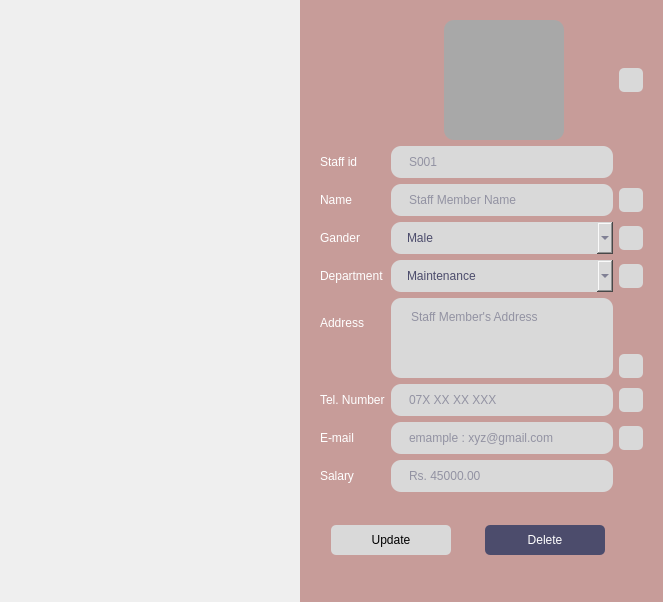
First picture: the form in application/staff/view_staff.ui, repository SeneshNV/XYZ-Hotel-Management, before the edit.
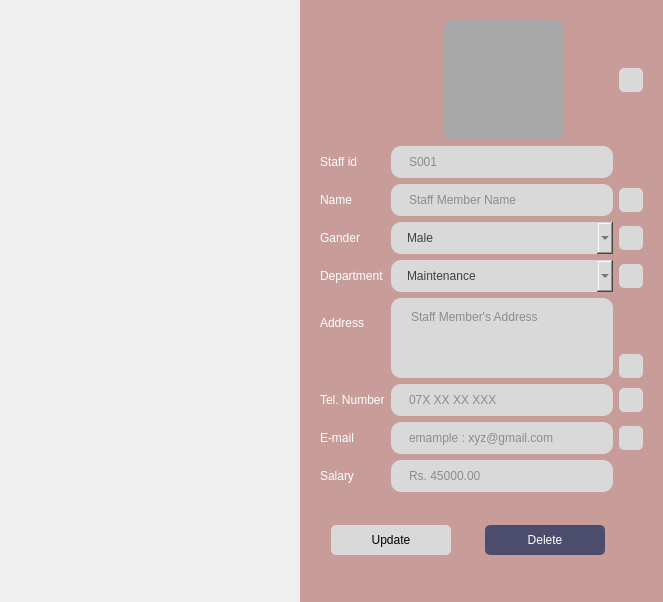
Second picture: the form after the edit. Icons and pictures are not drawn.

The edit to the form file:
```diff
--- a/application/staff/view_staff.ui
+++ b/application/staff/view_staff.ui
@@ -277,7 +277,7 @@
                 <string notr="true">QLineEdit{
     background-color: #D9D9D9;
 	font: 10pt &quot;SF Pro Display&quot;;
-    color: #4C4C6C;
+    color: #404040;
     border: none;
     border-radius: 10px;
     padding: 8px 16px; 
@@ -309,7 +309,7 @@
                 <string notr="true">QLineEdit{
     background-color: #D9D9D9;
 	font: 10pt &quot;SF Pro Display&quot;;
-    color: #4C4C6C;
+    color: #404040;
     border: none;
     border-radius: 10px;
     padding: 8px 16px; 
@@ -533,7 +533,7 @@
                 <string notr="true">QTextEdit{
     background-color: #D9D9D9;
 	font: 10pt &quot;SF Pro Display&quot;;
-    color: #4C4C6C;
+    color: #404040;
     border: none;
     border-radius: 10px;
     padding: 8px 16px; 
@@ -619,7 +619,7 @@
                 <string notr="true">QLineEdit{
     background-color: #D9D9D9;
 	font: 10pt &quot;SF Pro Display&quot;;
-    color: #4C4C6C;
+    color: #404040;
     border: none;
     border-radius: 10px;
     padding: 8px 16px; 
@@ -703,7 +703,7 @@
                 <string notr="true">QLineEdit{
     background-color: #D9D9D9;
 	font: 10pt &quot;SF Pro Display&quot;;
-    color: #4C4C6C;
+    color: #404040;
     border: none;
     border-radius: 10px;
     padding: 8px 16px; 
@@ -788,7 +788,7 @@
                 <string notr="true">QLineEdit{
     background-color: #D9D9D9;
 	font: 10pt &quot;SF Pro Display&quot;;
-    color: #4C4C6C;
+    color: #404040;
     border: none;
     border-radius: 10px;
     padding: 8px 16px; 
@@ -809,7 +809,7 @@
                 <string notr="true">QComboBox{
     background-color: #D9D9D9;
 	font: 10pt &quot;SF Pro Display&quot;;
-    color: #4C4C6C;
+    color: #404040;
     border: none;
     border-radius: 10px;
     padding: 8px 16px; 
@@ -834,7 +834,7 @@
                 <string notr="true">QComboBox{
     background-color: #D9D9D9;
 	font: 10pt &quot;SF Pro Display&quot;;
-    color: #4C4C6C;
+    color: #404040;
     border: none;
     border-radius: 10px;
     padding: 8px 16px; 
```
